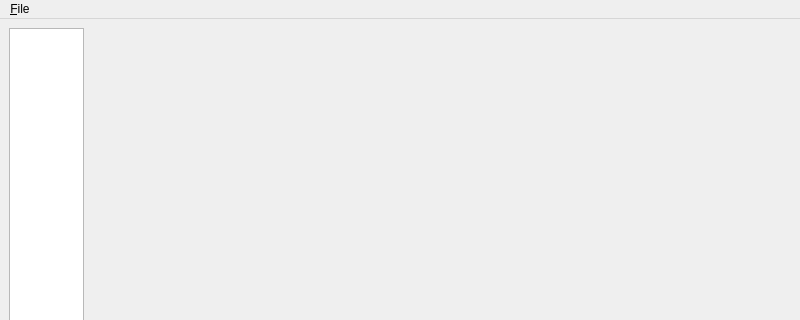
dstien/stressed, file src/app/mainwindow.ui: the form before one commit; both pictures show x 0 to 800 and y 0 to 320 of the 800 by 600 pixel window.
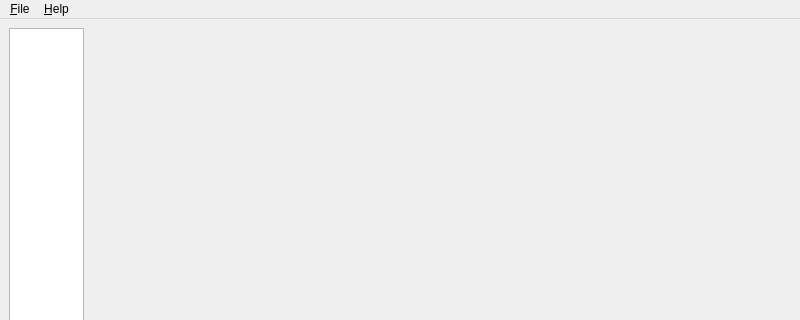
The form after the commit. Icons and pictures are not drawn.

```diff
--- a/src/app/mainwindow.ui
+++ b/src/app/mainwindow.ui
@@ -116,6 +116,13 @@
     <addaction name="action_Quit" />
    </widget>
    <addaction name="menu_File" />
+   <widget class="QMenu" name="menu_Help" >
+    <property name="title" >
+     <string>&amp;Help</string>
+    </property>
+    <addaction name="action_About" />
+   </widget>
+   <addaction name="menu_Help" />
   </widget>
   <action name="moveFirstResourcesAction" >
    <property name="text" >
```
Left out of the diff: 14 changed lines with no effect on the pictures.
